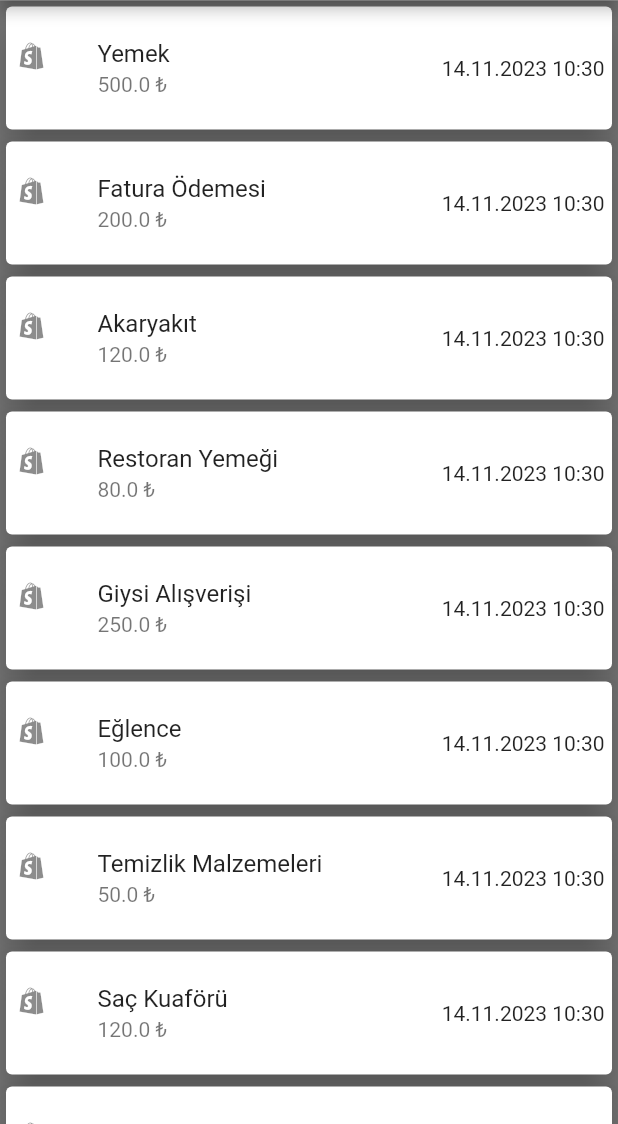
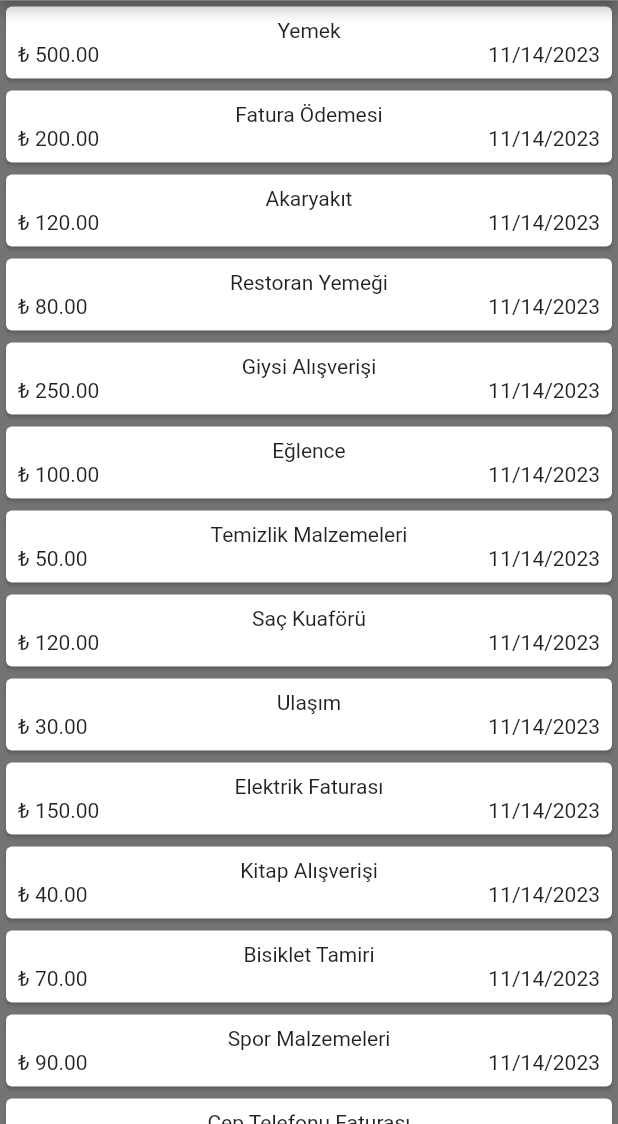
Before and after one commit to islomaniac/Tobeto_Expense_App, a Flutter app: the screen it shows after launch, on a phone screen of 412 x 824 dp, the part 112-1236 px from its top. Run offline on Flutter 3.47's test engine with Material 2 defaults, Android fonts, the phone set to English and light mode, and no system bars.

Commit message:
ExpenseApp Ders

```diff
--- a/lib/pages/expenses_page.dart
+++ b/lib/pages/expenses_page.dart
@@ -1,4 +1,5 @@
 import 'package:expenseapp/models/expense.dart';
+import 'package:expenseapp/widget/expense_item.dart';
 import 'package:flutter/material.dart';
 import 'package:intl/intl.dart';
 
@@ -66,7 +67,23 @@ class _ExpensesPageState extends State<ExpensesPage> {
       body: ListView.builder(
         itemCount: expenses.length,
         itemBuilder: (context, index) {
-          return Card(
+          return ExpenseItem(expenses[index]);
+        },
+      ),
+    );
+  }
+
+  // ignore: unused_element
+  String _getCurrentDateTime() {
+    DateTime now = DateTime.now();
+    return DateFormat('dd.MM.yyyy HH:mm').format(now);
+  }
+}
+
+
+
+
+/*Card(
             elevation: 10,
             color: Colors.white,
             child: ListTile(
@@ -76,14 +93,4 @@ class _ExpensesPageState extends State<ExpensesPage> {
               trailing: Text(_getCurrentDateTime()),
               leading: const Icon(Icons.shopify_outlined),
             ),
-          );
-        },
-      ),
-    );
-  }
-
-  String _getCurrentDateTime() {
-    DateTime now = DateTime.now();
-    return DateFormat('dd.MM.yyyy HH:mm').format(now);
-  }
-}
+          ); */
--- /dev/null
+++ b/lib/widget/expense_item.dart
@@ -0,0 +1,34 @@
+import 'package:expenseapp/models/expense.dart';
+import 'package:flutter/material.dart';
+import 'package:intl/intl.dart';
+
+class ExpenseItem extends StatelessWidget {
+  const ExpenseItem(this.expense, {Key? key}) : super(key: key);
+  final Expense expense;
+
+  @override
+  Widget build(BuildContext context) {
+    return Card(
+      child: Padding(
+        padding: const EdgeInsets.all(8.0),
+        child: Column(children: [
+          Text(expense.name),
+          Row(
+            children: [
+              Text("₺ ${expense.price.toStringAsFixed(2)}"), // string interpolation
+              const Spacer(),
+              Text(DateFormat.yMd().format(expense.date)),
+            ],
+          )
+        ]),
+      ),
+    );
+  }
+}
+// y => year
+// M => month
+// m => minute
+// H => 24lük saat sisteminde saat
+// h => 12lik saat sisteminde
+// d => day
+// s => second
```
